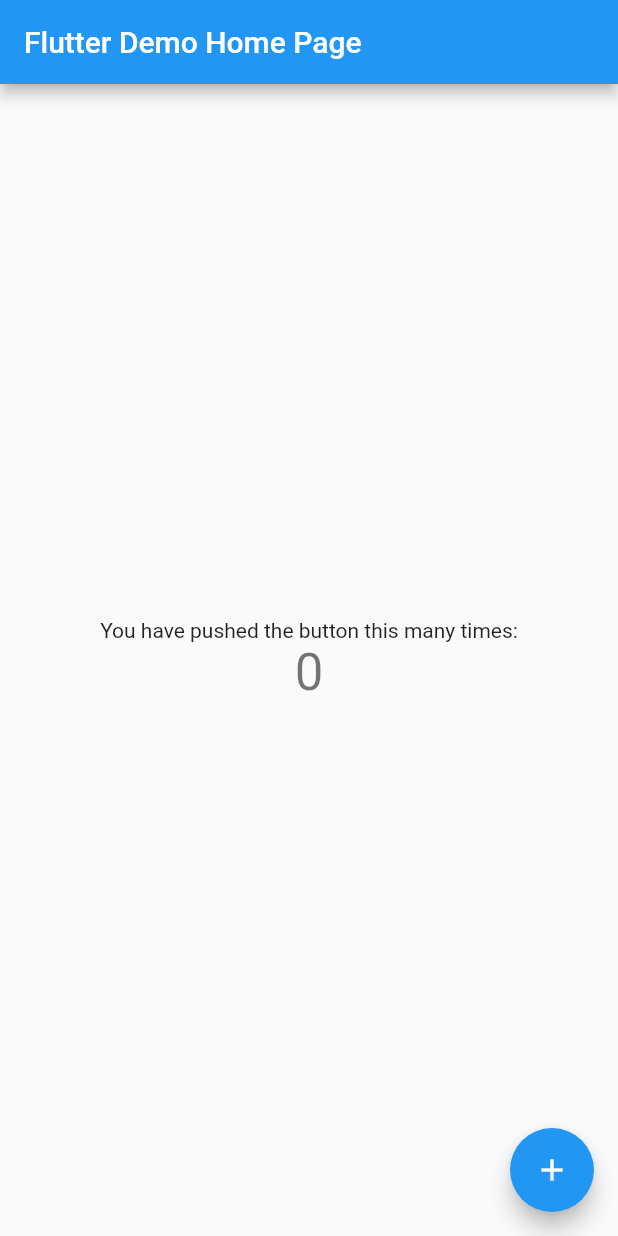
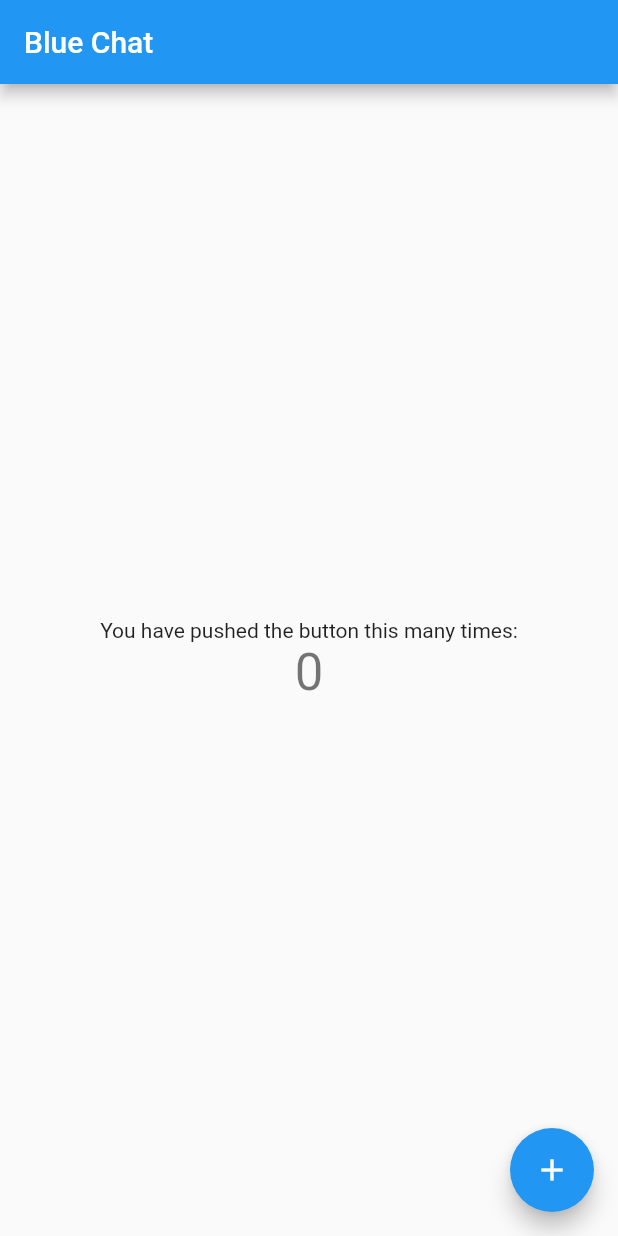
Before and after one commit to viveksakpal/flutter_chat, a Flutter app: the screen it shows after launch, on a phone screen of 412 x 824 dp. Run offline on Flutter 3.47's test engine with Material 2 defaults, Android fonts, the phone set to English and light mode, and no system bars.

```diff
--- a/lib/main.dart
+++ b/lib/main.dart
@@ -10,6 +10,7 @@ class MyApp extends StatelessWidget {
   Widget build(BuildContext context) {
     return MaterialApp(
       title: 'Flutter Demo',
+      debugShowCheckedModeBanner: false,
       theme: ThemeData(
         // This is the theme of your application.
         //
@@ -26,7 +27,7 @@ class MyApp extends StatelessWidget {
         // closer together (more dense) than on mobile platforms.
         visualDensity: VisualDensity.adaptivePlatformDensity,
       ),
-      home: MyHomePage(title: 'Flutter Demo Home Page'),
+      home: MyHomePage(title: 'Blue Chat'),
     );
   }
 }
```
